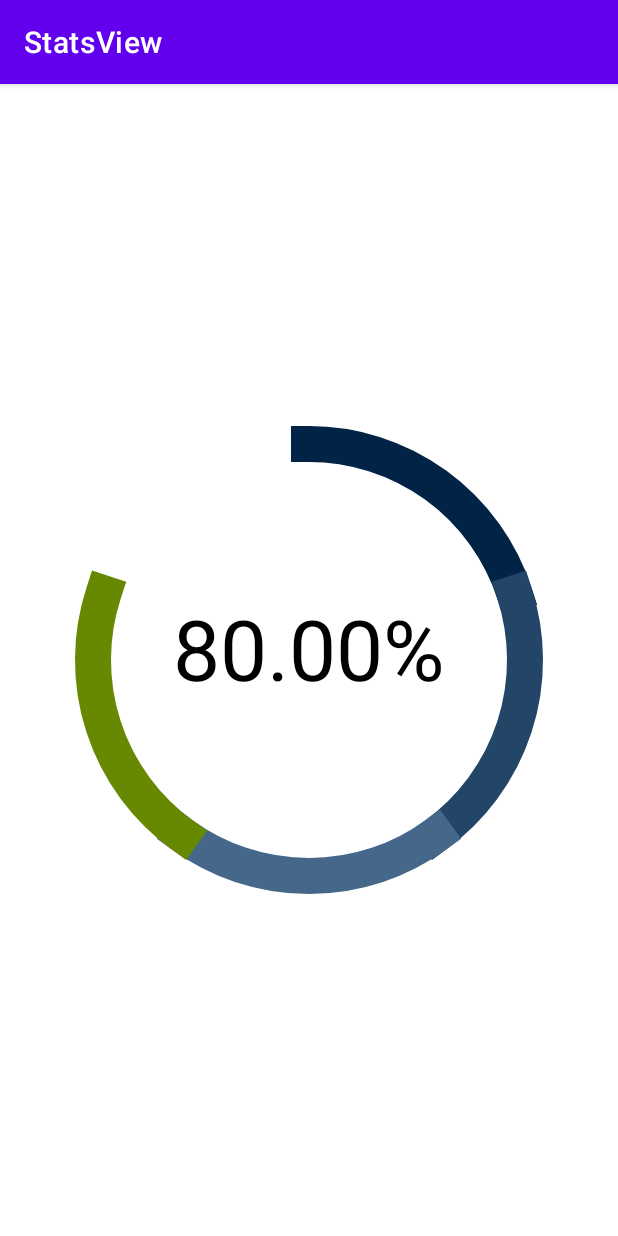
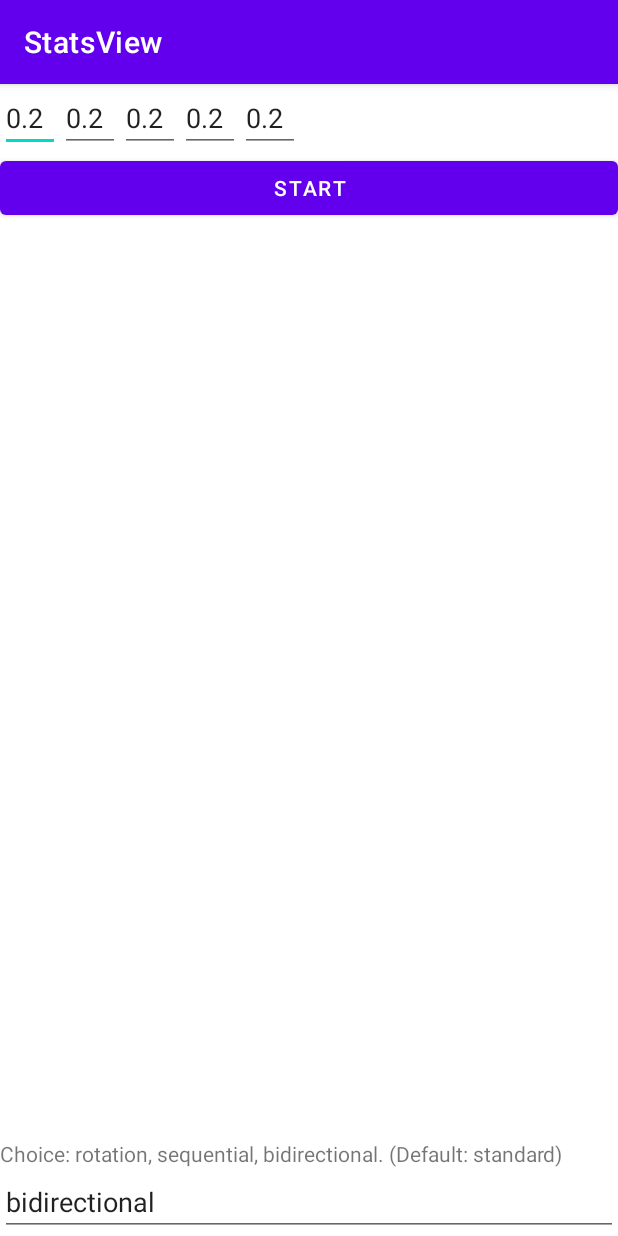
Before and after one commit to vOrzee/AND_AD.CustomViews, an Android app: the screen it shows after launch (MainActivity), on a phone screen of 412 x 824 dp. Run offline under Robolectric (Android 15) with nearby library versions, the phone set to English and light mode, and no system bars.

```diff
--- a/app/src/main/java/ru/netology/statsview/MainActivity.kt
+++ b/app/src/main/java/ru/netology/statsview/MainActivity.kt
@@ -2,22 +2,27 @@ package ru.netology.statsview
 
 import androidx.appcompat.app.AppCompatActivity
 import android.os.Bundle
+import android.widget.Button
+import android.widget.EditText
 import ru.netology.statsview.ui.StatsView
 
 class MainActivity : AppCompatActivity() {
     override fun onCreate(savedInstanceState: Bundle?) {
         super.onCreate(savedInstanceState)
         setContentView(R.layout.activity_main)
-        val view = findViewById<StatsView>(R.id.stats_view)
-        view.postDelayed({
-            view.data = listOf(
-                0.2F,
-                0.2F,
-                0.2F,
-                0.2F,
-                //0.2F,
-            )
-        }, 50)
-
+        val starter = findViewById<Button>(R.id.starter)
+        starter.setOnClickListener {
+            val view = findViewById<StatsView>(R.id.stats_view)
+            view.post { //Проверку на текст добавлять не стал
+                view.fillingTypeField = findViewById<EditText>(R.id.filling_type).text.toString()
+                view.data = listOf(
+                    findViewById<EditText>(R.id.param_1).text.ifEmpty { 0F }.toString().toFloat(),
+                    findViewById<EditText>(R.id.param_2).text.ifEmpty { 0F }.toString().toFloat(),
+                    findViewById<EditText>(R.id.param_3).text.ifEmpty { 0F }.toString().toFloat(),
+                    findViewById<EditText>(R.id.param_4).text.ifEmpty { 0F }.toString().toFloat(),
+                    findViewById<EditText>(R.id.param_5).text.ifEmpty { 0F }.toString().toFloat(),
+                )
+            }
+        }
     }
 }
--- a/app/src/main/java/ru/netology/statsview/ui/StatsView.kt
+++ b/app/src/main/java/ru/netology/statsview/ui/StatsView.kt
@@ -33,6 +33,7 @@ class StatsView @JvmOverloads constructor(
             field = value
             update()
         }
+    var fillingTypeField = ""
 
     private var radius = 0F
     private var center = PointF()
@@ -45,7 +46,6 @@ class StatsView @JvmOverloads constructor(
     private var valueAnimator: ValueAnimator? = null
     private var fillingType: Int = 0
     private var durationAnimation = 300L
-
 
     private val paint = Paint(
         Paint.ANTI_ALIAS_FLAG
@@ -85,6 +85,15 @@ class StatsView @JvmOverloads constructor(
     private fun smartStatsViewDivider(sum: Float): Float =
         if (sum < 1) 1F else sum.pow(-1)
 
+    private fun checkedUserChoice() {
+        when(fillingTypeField) {
+            "rotation" -> fillingType = 1
+            "sequential" -> fillingType = 2
+            "bidirectional" -> fillingType = 3
+            else -> {}
+        }
+    }
+
     override fun onSizeChanged(w: Int, h: Int, oldw: Int, oldh: Int) {
         radius = min(w, h) / 2F - lineWidth - 1 / 2
         center = PointF(w / 2F, h / 2F)
@@ -107,14 +116,9 @@ class StatsView @JvmOverloads constructor(
             textPaint,
         )
         var startFrom = -90F
-        if (progress > data.sum() * smartStatsViewDivider(data.sum())) {
-            data.forEachIndexed { index, datum ->
-                val angle = datum * 360F * smartStatsViewDivider(data.sum())
-                paint.color = colors.getOrElse(index) { randomColor() }
-                canvas.drawArc(oval, startFrom, angle, false, paint)
-                startFrom += angle
-            }
-        } else when (fillingType) {
+        checkedUserChoice()
+        //fillingType = 2
+        when (fillingType) {
             1 -> { // fillingType "rotation"
                 data.forEachIndexed { index, datum ->
                     val angle = datum * 360F * smartStatsViewDivider(data.sum())
--- a/app/src/main/res/layout/activity_main.xml
+++ b/app/src/main/res/layout/activity_main.xml
@@ -6,22 +6,103 @@
     android:layout_height="match_parent"
     tools:context=".MainActivity">
 
+    <EditText
+        android:id="@+id/param_1"
+        android:layout_width="40dp"
+        android:layout_height="wrap_content"
+        android:autofillHints="@string/default_values"
+        android:inputType="text"
+        android:text="@string/default_values"
+        app:layout_constraintStart_toStartOf="parent"
+        app:layout_constraintTop_toTopOf="parent"
+        tools:ignore="LabelFor" />
+
+    <EditText
+        android:id="@+id/param_2"
+        android:layout_width="40dp"
+        android:layout_height="wrap_content"
+        android:autofillHints="@string/default_values"
+        android:inputType="text"
+        android:text="@string/default_values"
+        app:layout_constraintStart_toEndOf="@+id/param_1"
+        app:layout_constraintTop_toTopOf="parent"
+        tools:ignore="LabelFor" />
+
+    <EditText
+        android:id="@+id/param_3"
+        android:layout_width="40dp"
+        android:layout_height="wrap_content"
+        android:autofillHints="@string/default_values"
+        android:inputType="text"
+        android:text="@string/default_values"
+        app:layout_constraintStart_toEndOf="@+id/param_2"
+        app:layout_constraintTop_toTopOf="parent"
+        tools:ignore="LabelFor" />
+
+    <EditText
+        android:id="@+id/param_4"
+        android:layout_width="40dp"
+        android:layout_height="wrap_content"
+        android:autofillHints="@string/default_values"
+        android:inputType="text"
+        android:text="@string/default_values"
+        app:layout_constraintStart_toEndOf="@+id/param_3"
+        app:layout_constraintTop_toTopOf="parent"
+        tools:ignore="LabelFor" />
+
+    <EditText
+        android:id="@+id/param_5"
+        android:layout_width="40dp"
+        android:layout_height="wrap_content"
+        android:autofillHints="@string/default_values"
+        android:inputType="text"
+        android:text="@string/default_values"
+        app:layout_constraintStart_toEndOf="@+id/param_4"
+        app:layout_constraintTop_toTopOf="parent"
+        tools:ignore="LabelFor" />
+
+    <Button
+        android:id="@+id/starter"
+        android:layout_width="match_parent"
+        android:layout_height="wrap_content"
+        android:text="@string/start"
+        app:layout_constraintStart_toStartOf="parent"
+        app:layout_constraintTop_toBottomOf="@id/param_1" />
+
+
     <ru.netology.statsview.ui.StatsView
         android:id="@+id/stats_view"
         android:layout_width="320dp"
         android:layout_height="320dp"
-        app:textSize="20sp"
-        app:lineWidth="16dp"
         app:color1="#012345"
         app:color2="#234567"
         app:color3="#456789"
         app:color4="#678901"
         app:color5="#901234"
-        app:fillingType="rotation"
         app:duration="2500"
         app:layout_constraintBottom_toBottomOf="parent"
         app:layout_constraintEnd_toEndOf="parent"
         app:layout_constraintStart_toStartOf="parent"
-        app:layout_constraintTop_toTopOf="parent" />
+        app:layout_constraintTop_toTopOf="parent"
+        app:lineWidth="16dp"
+        app:textSize="20sp" />
+
+    <TextView
+        android:layout_width="match_parent"
+        android:layout_height="wrap_content"
+        android:text="@string/hint_of_type_animation"
+        app:layout_constraintBottom_toTopOf="@id/filling_type"
+        app:layout_constraintStart_toStartOf="parent" />
+
+    <EditText
+        android:id="@+id/filling_type"
+        android:layout_width="match_parent"
+        android:layout_height="wrap_content"
+        android:autofillHints="@string/default_animation"
+        android:inputType="text"
+        android:text="@string/default_animation"
+        app:layout_constraintBottom_toBottomOf="parent"
+        app:layout_constraintStart_toStartOf="parent"
+        tools:ignore="LabelFor" />
 
 </androidx.constraintlayout.widget.ConstraintLayout>
--- a/app/src/main/res/values/strings.xml
+++ b/app/src/main/res/values/strings.xml
@@ -1,3 +1,7 @@
 <resources>
     <string name="app_name">StatsView</string>
+    <string name="start">START</string>
+    <string name="default_values">0.2</string>
+    <string name="default_animation">bidirectional</string>
+    <string name="hint_of_type_animation">Choice: rotation, sequential, bidirectional. (Default: standard)</string>
 </resources>
```
